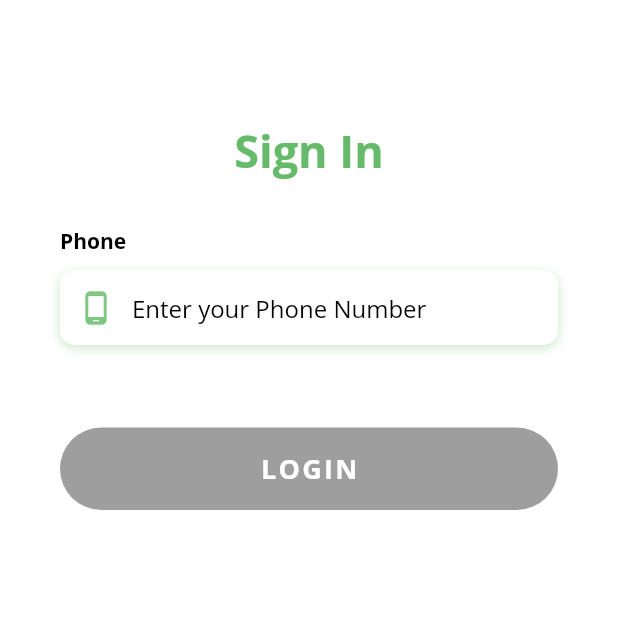
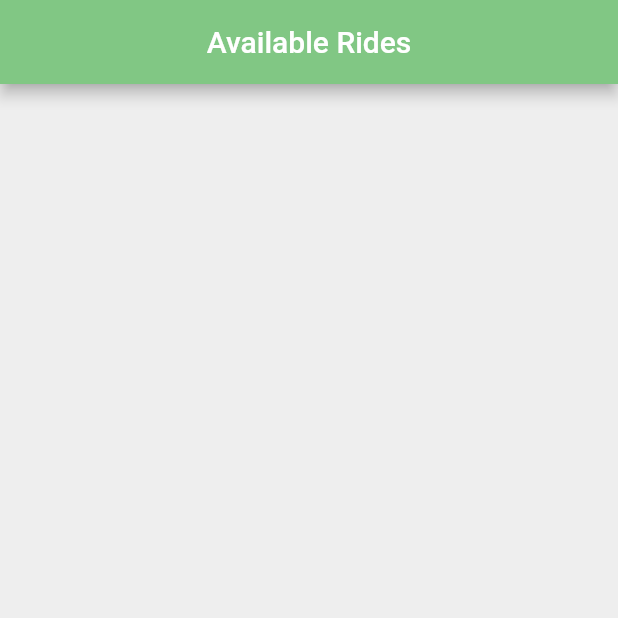
Before and after one commit to rohitpasikanti/rydgo, a Flutter app: the screen it shows after launch, on a phone screen of 412 x 824 dp, the top half of it. Run offline on Flutter 3.47's test engine with Material 2 defaults, Android fonts, the phone set to English and light mode, and no system bars; our stand-ins replace cloud_firestore, dio, firebase_auth, firebase_core, firebase_messaging, firebase_storage and 8 more; missing offline and left inert: flutter_google_places, google_maps_webservice, loading; accounts and stored records are empty.

Commit message:
2ndCommit

```diff
--- /dev/null
+++ b/lib/Screens/AvailableRides.dart
@@ -0,0 +1,182 @@
+import 'package:cloud_firestore/cloud_firestore.dart';
+import 'package:firebase_auth/firebase_auth.dart';
+import 'package:flutter/cupertino.dart';
+import 'package:flutter/material.dart';
+import 'package:rydgo/Screens/Quotes.dart';
+import 'package:rydgo/Services/NotificationService.dart';
+
+class AvailableRides extends StatefulWidget {
+  @override
+  _AvailableRides createState() => _AvailableRides();
+}
+
+class _AvailableRides extends State<AvailableRides> {
+  // dynamic data;
+
+  // Future<dynamic> getUserData() async {
+  //   QuerySnapshot querySnapshot =
+  //       await FirebaseFirestore.instance.collection("_CtnMapDetails").get();
+  //   setState(() {
+  //     data = querySnapshot.docs;
+  //     dataCount = querySnapshot.size;
+  //   });
+  // }
+
+  // @override
+  // void initState() {
+  //   super.initState();
+  //   getUserData();
+  // }
+
+  // @override
+  // Widget build(BuildContext context) {
+  //   return Scaffold(
+  //     backgroundColor: Colors.grey[200],
+  //     appBar: AppBar(
+  //       title: Text('Available Rides'),
+  //       centerTitle: true,
+  //       backgroundColor: Colors.green[300],
+  //     ),
+  //     body: getData(),
+  //   );
+  // }
+
+  @override
+  Widget build(BuildContext context) {
+    return Scaffold(
+      backgroundColor: Colors.grey[200],
+      appBar: AppBar(
+        title: Text('Available Rides'),
+        centerTitle: true,
+        backgroundColor: Colors.green[300],
+      ),
+      body: new StreamBuilder<QuerySnapshot>(
+          stream: FirebaseFirestore.instance
+              .collection("_CtnMapDetails")
+              .snapshots(),
+          builder:
+              (BuildContext context, AsyncSnapshot<QuerySnapshot> snapshot) {
+            if (!snapshot.hasData) return new Text("There is no expense");
+            return new ListView(children: getExpenseItems(snapshot));
+          }),
+    );
+  }
+
+  getExpenseItems(AsyncSnapshot<QuerySnapshot> snapshot) {
+    return snapshot.data.docs
+        .map((doc) => new Card(
+              child: Padding(
+                padding: const EdgeInsets.all(8.0),
+                child: ListTile(
+                  title: Row(
+                    children: <Widget>[
+                      Container(
+                        width: 60,
+                        height: 60,
+                        decoration: BoxDecoration(
+                            color: Colors.green[300],
+                            borderRadius: BorderRadius.circular(60 / 2),
+                            image: DecorationImage(
+                                fit: BoxFit.cover,
+                                image: NetworkImage(
+                                    "https://st2.depositphotos.com/1006318/5909/v/950/depositphotos_59095529-stock-illustration-profile-icon-male-avatar.jpg"))),
+                      ),
+                      SizedBox(
+                        width: 20,
+                      ),
+                      Column(
+                        crossAxisAlignment: CrossAxisAlignment.start,
+                        children: <Widget>[
+                          Text(doc.get("destination"),
+                              style: TextStyle(fontSize: 17)),
+                          SizedBox(
+                            width: 10,
+                          ),
+                          Row(
+                            children: <Widget>[
+                              Text("Amount:"),
+                              Text(doc.get("fare").toString(),
+                                  style: TextStyle(fontSize: 17)),
+                            ],
+                          ),
+                          SizedBox(
+                            width: 10,
+                          ),
+                          RaisedButton(
+                            onPressed: () {
+                              NotiFication.sendNotification(
+                                  "AunhTaNyrtXtTFbNe6YEHvkzCvj2");
+                            },
+                            color: Colors.green[300],
+                            padding: EdgeInsets.symmetric(horizontal: 10),
+                            elevation: 30,
+                            shape: RoundedRectangleBorder(
+                                borderRadius: BorderRadius.circular(10)),
+                            child: Text(
+                              "CONFIRM",
+                              style: TextStyle(
+                                fontSize: 14,
+                                letterSpacing: 2.2,
+                                color: Colors.white,
+                              ),
+                            ),
+                          )
+                        ],
+                      )
+                    ],
+                  ),
+                ),
+              ),
+            ))
+        .toList();
+  }
+}
+
+// Widget getData() {
+//   List items = dataCount;
+//   return ListView.builder(
+//       itemCount: items.length,
+//       itemBuilder: (context, index) {
+//         return getCard();
+//       });
+// }
+
+// Widget getCard(AsyncSnapshot<QuerySnapshot> snapshot) {
+//   return Card(
+//   child: Padding(
+//     padding: const EdgeInsets.all(8.0),
+//     child: ListTile(
+//       title: Row(
+//         children: <Widget>[
+//           Container(
+//             width: 60,
+//             height: 60,
+//             decoration: BoxDecoration(
+//                 color: Colors.green[300],
+//                 borderRadius: BorderRadius.circular(60 / 2),
+//                 image: DecorationImage(
+//                     fit: BoxFit.cover,
+//                     image: NetworkImage(
+//                         "https://st2.depositphotos.com/1006318/5909/v/950/depositphotos_59095529-stock-illustration-profile-icon-male-avatar.jpg"))),
+//           ),
+//           SizedBox(
+//             width: 20,
+//           ),
+//           Column(
+//             crossAxisAlignment: CrossAxisAlignment.center,
+//             children: <Widget>[
+//               Text("TestUser", style: TextStyle(fontSize: 17)),
+//               SizedBox(
+//                 width: 10,
+//               ),
+//               Text("TestUser", style: TextStyle(fontSize: 17)),
+//               SizedBox(
+//                 width: 10,
+//               ),
+//             ],
+//           )
+//         ],
+//       ),
+//     ),
+//   ));
+// }
--- a/lib/Screens/OtpForm.dart
+++ b/lib/Screens/OtpForm.dart
@@ -162,10 +162,10 @@ class _OtpState extends State<OtpForm> {
       await FirebaseAuth.instance.signInWithCredential(phoneAuthCredential);
       await getCollectionRef();
       if (_result == true) {
-        Navigator.push(
+        Navigator.pushReplacement(
             context, MaterialPageRoute(builder: (context) => BottomNavBar()));
       } else {
-        Navigator.push(
+        Navigator.pushReplacement(
             context, MaterialPageRoute(builder: (context) => SignUpScreen()));
       }
       // .then((user) => DataBaseService().getCollectionRef() != null
--- a/lib/Screens/ProfileScreen.dart
+++ b/lib/Screens/ProfileScreen.dart
@@ -193,7 +193,7 @@ class _ProfileScreen extends State<ProfileScreen> {
                         RaisedButton(
                           onPressed: () async {
                             await updateDetails();
-                            Navigator.push(
+                            Navigator.pushReplacement(
                                 context,
                                 MaterialPageRoute(
                                     builder: (context) => BottomNavBar()));
@@ -215,7 +215,7 @@ class _ProfileScreen extends State<ProfileScreen> {
                           onPressed: () async {
                             await AuthService.signOut();
 
-                            Navigator.push(
+                            Navigator.pushReplacement(
                                 context,
                                 MaterialPageRoute(
                                     builder: (context) => LoginScreen()));
@@ -348,7 +348,7 @@ class _ProfileScreen extends State<ProfileScreen> {
       setState(() {
         loading = false;
       });
-      Navigator.push(
+      Navigator.pushReplacement(
           context, MaterialPageRoute(builder: (context) => ProfileScreen()));
     }
   }
--- a/lib/main.dart
+++ b/lib/main.dart
@@ -1,5 +1,6 @@
 import 'package:firebase_core/firebase_core.dart';
 import 'package:flutter/material.dart';
+import 'package:rydgo/Screens/AvailableRides.dart';
 import 'package:rydgo/Services/AuthService.dart';
 
 void main() async {
@@ -13,9 +14,9 @@ class MyApp extends StatelessWidget {
   @override
   Widget build(BuildContext context) {
     return MaterialApp(
-      title: 'rydgo',
-      debugShowCheckedModeBanner: false,
-      home: AuthService(),
-    );
+        title: 'rydgo',
+        debugShowCheckedModeBanner: false,
+        home: AvailableRides() //AuthService(),
+        );
   }
 }
```
Also changed, not shown: lib/Screens/SignUp.dart (+16 -2 lines), lib/Services/AuthService.dart (+7 -3 lines), lib/Services/DataBase.dart (+22 -0 lines), lib/Services/Landing.dart (deleted, +0 -44 lines), lib/Services/LandingPage.dart (deleted, +0 -52 lines), lib/Services/Notification.dart (added, +40 -0 lines), lib/Services/NotificationService.dart (added, +122 -0 lines), pubspec.yaml (+6 -1 lines), pubspec.lock, 3 other files.
